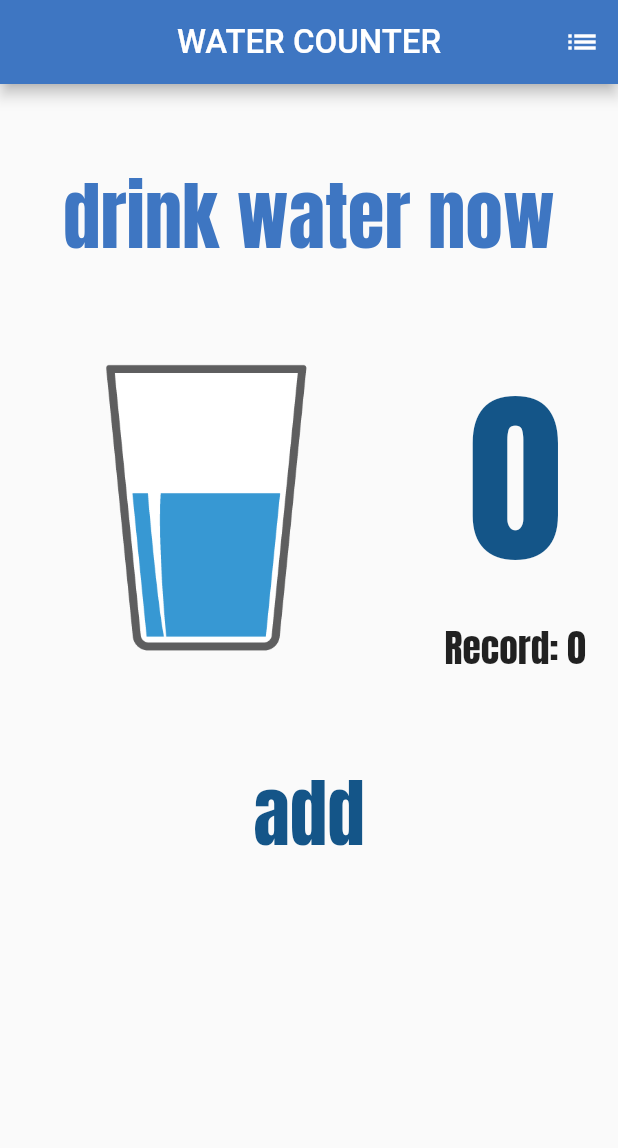
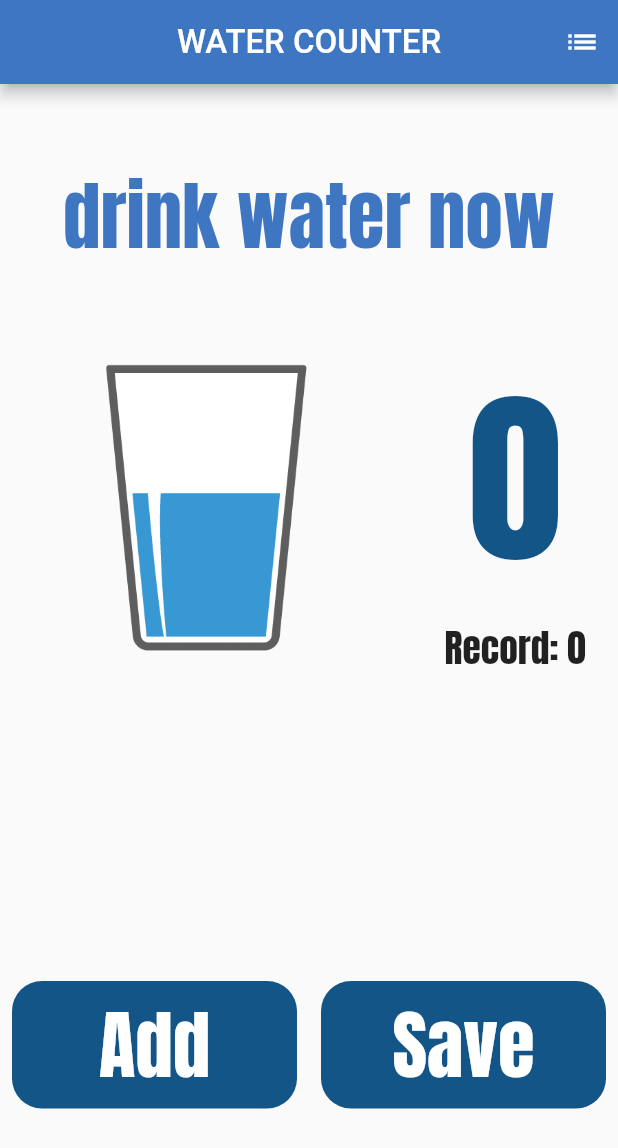
Before and after one commit to amirhosein88/cw_flutter, a Flutter app: the screen it shows after launch, on a phone screen of 412 x 824 dp. Shown: the top 1148 px of the screen. Run offline on Flutter 3.47's test engine with Material 2 defaults, Android fonts, the phone set to English and light mode, and no system bars.

Commit message:
first page v1.0.0

```diff
--- a/lib/main.dart
+++ b/lib/main.dart
@@ -35,9 +35,8 @@ class HomeView extends StatelessWidget {
       body: SizedBox(
           //color: Colors.yellow,
           width: double.infinity,
-          child: Column(
-            crossAxisAlignment: CrossAxisAlignment.center,
-            children: [
+          child:
+              Column(crossAxisAlignment: CrossAxisAlignment.center, children: [
             SizedBox(
               height: 50,
             ),
@@ -58,47 +57,112 @@ class HomeView extends StatelessWidget {
                   height: 275,
                   width: 275,
                 ),
-
                 Expanded(
                   flex: 1,
                   child: Column(children: [
                     Text(
-                          '0'
-                    ,style: TextStyle(
+                      '0',
+                      style: TextStyle(
                           color: Color(0xFF145588),
                           fontSize: 125,
-                        fontFamily: 'anton'
+                          fontFamily: 'anton'),
                     ),
-                    ) , Text('Record: 0',
+                    Text(
+                      'Record: 0',
                       style: TextStyle(
                         fontSize: 25,
                         fontFamily: 'anton',
                       ),
-                      )]),
+                    )
+                  ]),
                 ),
               ],
             ),
             SizedBox(
               height: 20,
             ),
+            // Row(
+            //   children: [
+            //     Expanded(
+            //         child: TextButton(
+            //       onPressed: () {
+            //         print('saved pressed');
+            //       },
+            //       child: Text(
+            //         'save',
+            //         style: TextStyle(
+            //             fontSize: 50,
+            //             color: Color(0xFF145588),
+            //             fontFamily: 'anton'),
+            //       ),
+            //     ))
+            //   ],
+            // ),
+            const SizedBox(
+              height: 150,
+            ),
             Row(children: [
-                Expanded(child: TextButton(
-                  onPressed:() {} ,
-                  child: Text(
-                      'add',
+              Expanded(
+                child: TextButton(
+                    onPressed: () {
+                      print('saved pressed');
+                    },
+                    child: Container(
+                      width: double.infinity,
+                      alignment: Alignment.center,
+                      padding: EdgeInsets.symmetric(horizontal: 12.0 , vertical: 5),
+                      decoration: BoxDecoration(
+                          color:const Color(0xFF145588),
+                          borderRadius: BorderRadius.circular(20.0),
+                      ),
+                      child:const Text('Add' ,
                       style: TextStyle(
                         fontSize: 50,
-                        color: Color(0xFF145588),
-                        fontFamily: 'anton'
+                        fontFamily: 'anton',
+                        color: Colors.white,
+                      )
+
+                        , ),
+
+                      // style: TextStyle(
+                      //     fontSize: 50,
+                      //     color: Color(0xFFE30739),
+                      //     fontFamily: 'anton'
+                      // ),
+                    )),
               ),
+              Expanded(
+                child: TextButton(
+                    onPressed: () {
+                      print('add pressed');
+                    },
+                    child: Container(
+                      width: double.infinity,
+                      alignment: Alignment.center,
+                      padding: EdgeInsets.symmetric(horizontal: 12.0 , vertical: 5),
+                      decoration: BoxDecoration(
+                        color:const Color(0xFF145588),
+                        borderRadius: BorderRadius.circular(20.0),
+                      ),
+                      child:const Text(
+                        'Save' ,
+                        style: TextStyle(
+                          fontSize: 50,
+                          fontFamily: 'anton',
+                          color: Colors.white,
+                        )
 
+                        , ),
+
+                      // style: TextStyle(
+                      //     fontSize: 50,
+                      //     color: Color(0xFFE30739),
+                      //     fontFamily: 'anton'
+                      // ),
+                    )),
               ),
-                  ))
-              ],)
-
-            ],
-          ),
-        )
+            ])
+          ])),
     );
   }
 }
```
Lines whose indentation alone changed are shown as unchanged.
